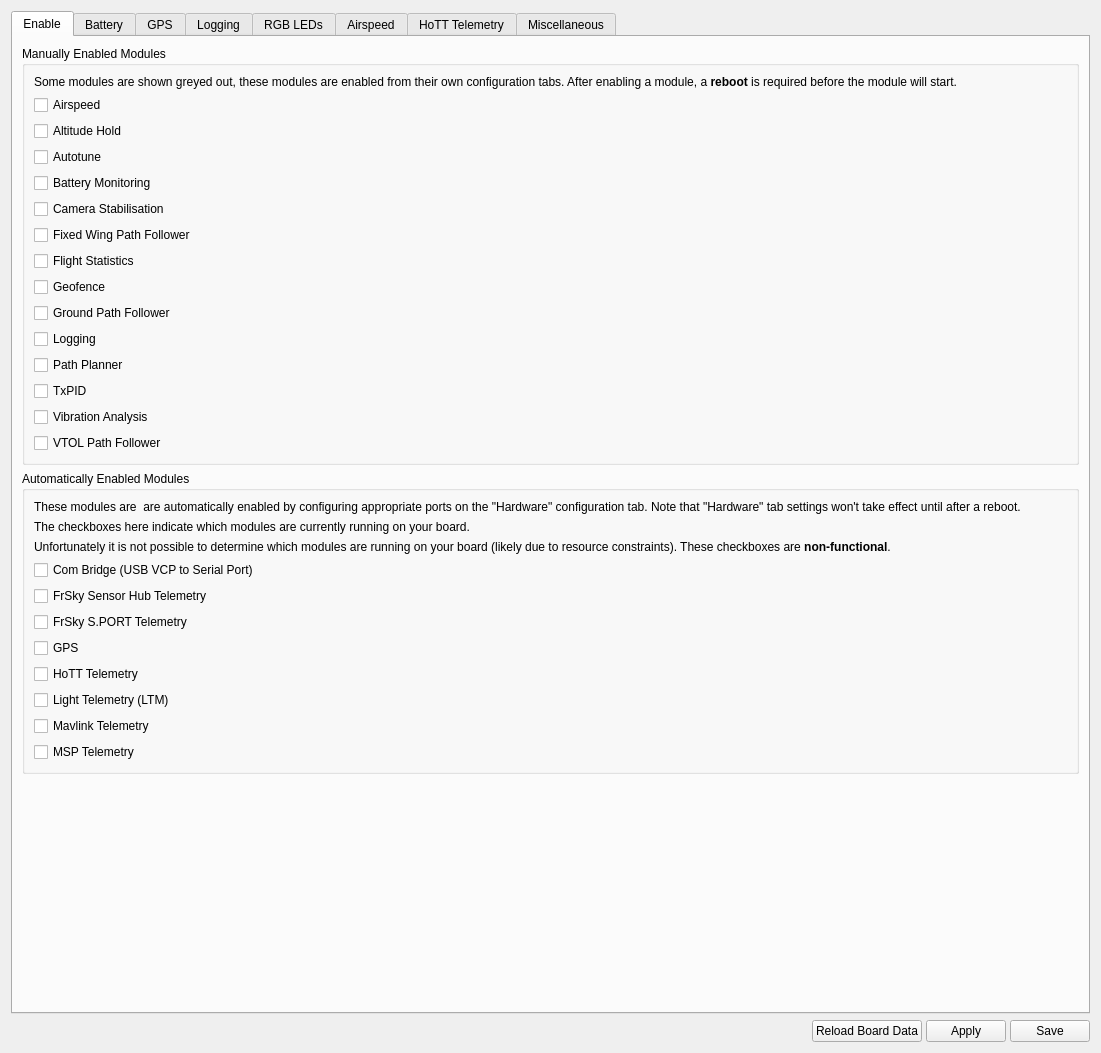
Above: ground/gcs/src/plugins/config/modules.ui from d-ronin/dRonin before the change. Below: the same form after it.
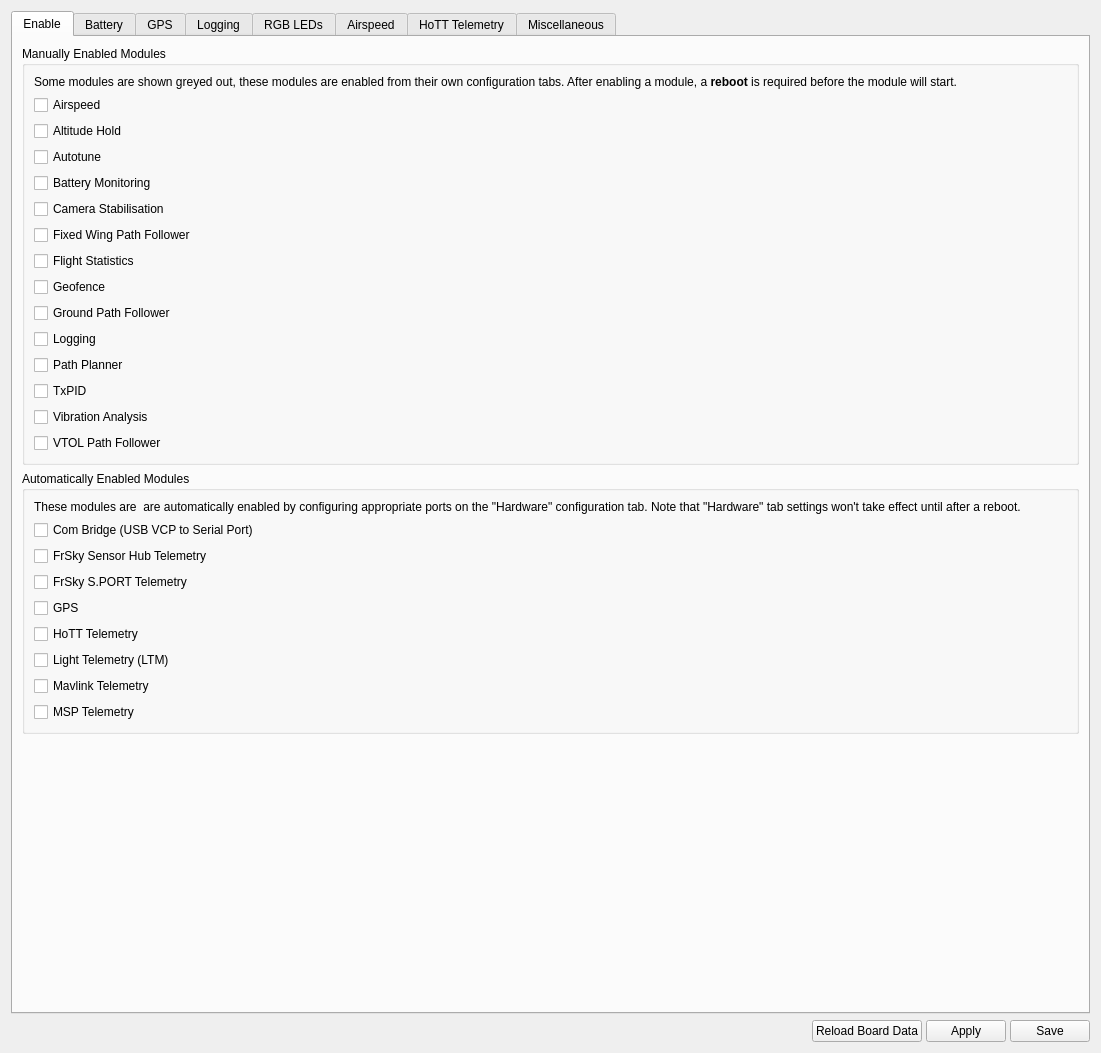
That is the form after the change. Icons and pictures are not drawn. Custom widgets are drawn as their Qt base class.

Diff of the .ui file:
```diff
--- a/ground/gcs/src/plugins/config/modules.ui
+++ b/ground/gcs/src/plugins/config/modules.ui
@@ -310,23 +310,6 @@
             </property>
            </widget>
           </item>
-          <item>
-           <widget class="QLabel" name="lblAutoHaveTaskInfo">
-            <property name="text">
-             <string>The checkboxes here indicate which modules are currently running on your board.</string>
-            </property>
-           </widget>
-          </item>
-          <item>
-           <widget class="QLabel" name="lblAutoNoTaskInfo">
-            <property name="text">
-             <string>&lt;html&gt;&lt;head/&gt;&lt;body&gt;&lt;p&gt;Unfortunately it is not possible to determine which modules are running on your board (likely due to resource constraints). These checkboxes are &lt;span style=&quot; font-weight:600;&quot;&gt;non-functional&lt;/span&gt;.&lt;/p&gt;&lt;/body&gt;&lt;/html&gt;</string>
-            </property>
-            <property name="wordWrap">
-             <bool>true</bool>
-            </property>
-           </widget>
-          </item>
           <item>
            <widget class="QReadOnlyCheckBox" name="cbComBridge">
             <property name="toolTip">
```
